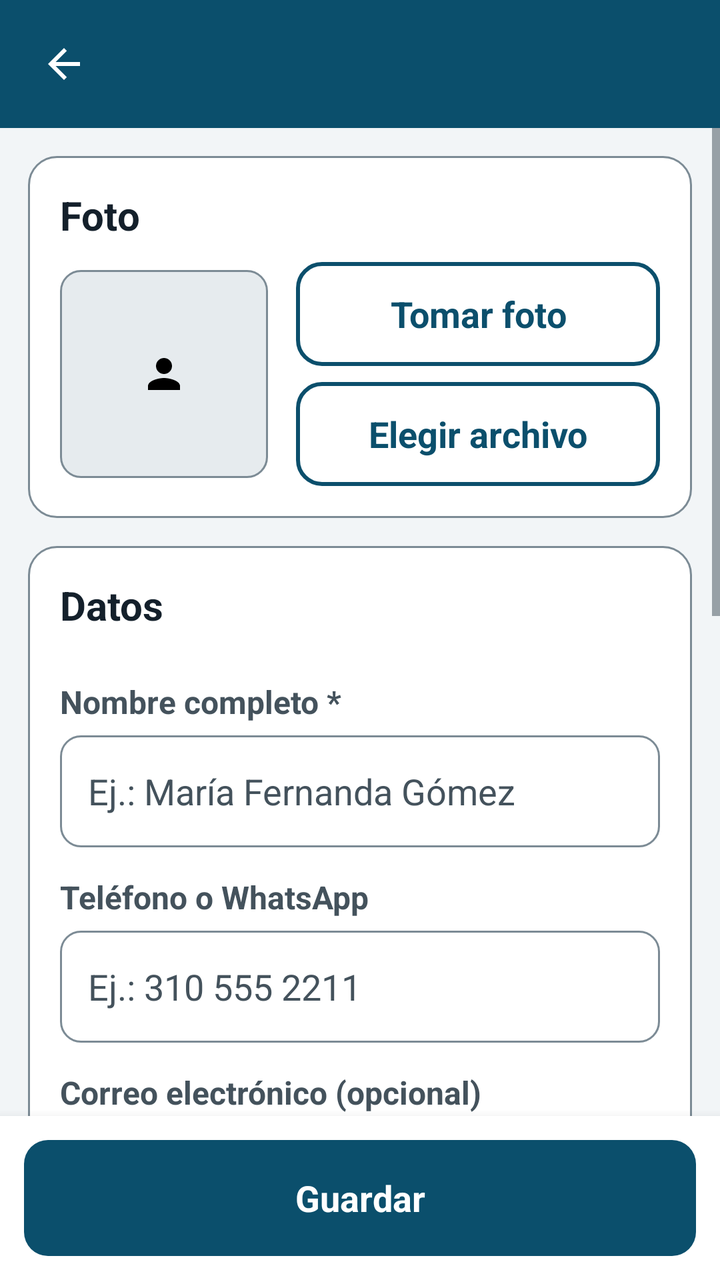
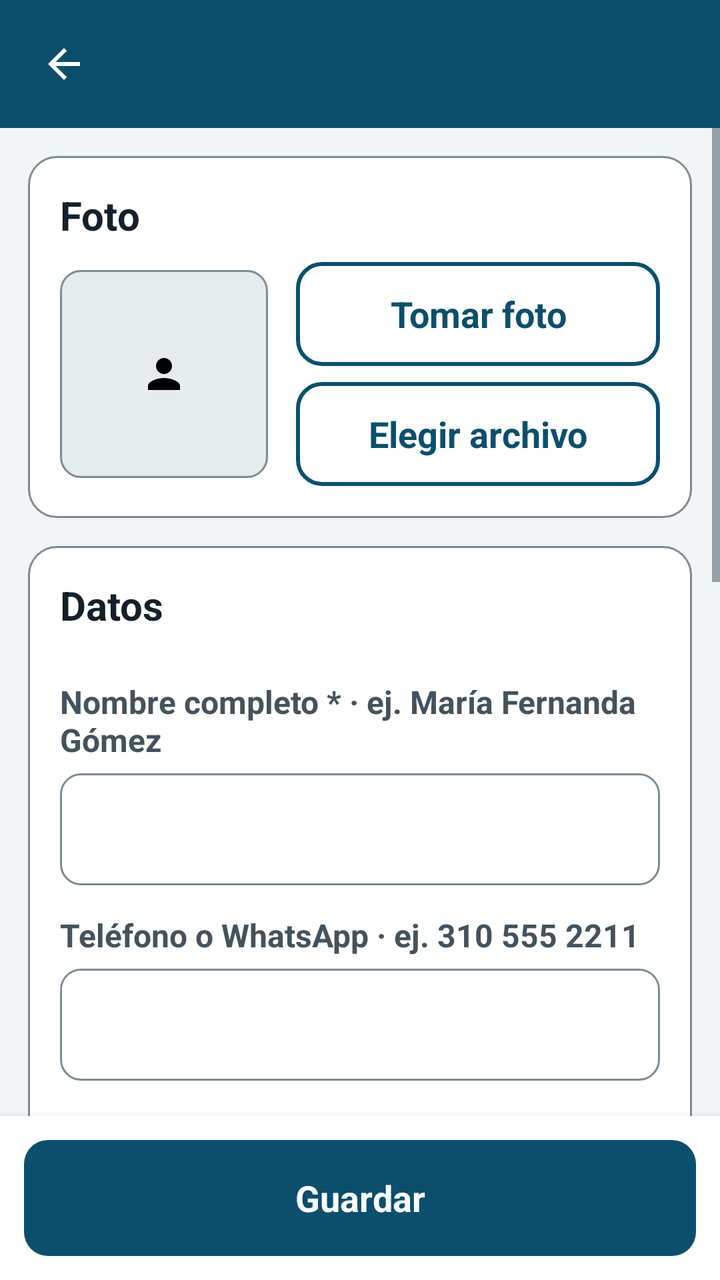

Before-and-after screenshots of an Android layout around one commit, followed by the original layout XML and the change that was made.
<!-- AndroidManifest.xml: application theme Tema -->
<!-- res/layout/activity_persona.xml -->
<?xml version="1.0" encoding="utf-8"?>
<LinearLayout xmlns:android="http://schemas.android.com/apk/res/android"
    android:layout_width="match_parent"
    android:layout_height="match_parent"
    android:orientation="vertical"
    android:background="@color/fondo">

    <include layout="@layout/barra_superior" />

    <ScrollView
android:id="@+id/scrollForm"
        android:layout_width="match_parent"
        android:layout_height="0dp"
        android:layout_weight="1"
        android:fillViewport="true">

        <LinearLayout
            android:layout_width="match_parent"
            android:layout_height="wrap_content"
            android:orientation="vertical"
            android:paddingLeft="14dp"
            android:paddingRight="14dp"
            android:paddingTop="14dp"
            android:paddingBottom="22dp">

            <LinearLayout
                style="@style/Tarjeta"
                android:layout_width="match_parent"
                android:layout_height="wrap_content">

                <TextView
                    style="@style/TituloSeccion"
                    android:layout_width="match_parent"
                    android:layout_height="wrap_content"
                    android:text="Foto" />

                <LinearLayout
                    android:layout_width="match_parent"
                    android:layout_height="wrap_content"
                    android:orientation="horizontal"
                    android:gravity="center_vertical">

                    <ImageView
                        android:id="@+id/imgPersona"
                        android:layout_width="104dp"
                        android:layout_height="104dp"
                        android:background="@drawable/fondo_foto"
                        android:padding="12dp"
                        android:scaleType="centerInside"
                        android:src="@drawable/ic_persona"
                        android:contentDescription="Foto" />

                    <LinearLayout
                        android:layout_width="0dp"
                        android:layout_height="wrap_content"
                        android:layout_weight="1"
                        android:layout_marginStart="14dp"
                        android:orientation="vertical">

                        <Button
                            android:id="@+id/btnTomarFoto"
                            style="@style/BotonSecundario"
                            android:layout_width="match_parent"
                            android:layout_height="wrap_content"
                            android:minHeight="52dp"
                            android:text="Tomar foto" />

                        <Button
                            android:id="@+id/btnElegirFoto"
                            style="@style/BotonSecundario"
                            android:layout_width="match_parent"
                            android:layout_height="wrap_content"
                            android:layout_marginTop="8dp"
                            android:minHeight="52dp"
                            android:text="Elegir archivo" />

                        <Button
                            android:id="@+id/btnQuitarFoto"
                            style="@style/BotonTexto"
                            android:layout_width="match_parent"
                            android:layout_height="wrap_content"
                            android:text="Quitar foto"
                            android:visibility="gone" />
                    </LinearLayout>
                </LinearLayout>
            </LinearLayout>

            <LinearLayout
                style="@style/Tarjeta"
                android:layout_width="match_parent"
                android:layout_height="wrap_content">

                <TextView
                    style="@style/TituloSeccion"
                    android:layout_width="match_parent"
                    android:layout_height="wrap_content"
                    android:text="Datos" />

                <TextView
                    android:id="@+id/lblNombre"
                    style="@style/Etiqueta"
                    android:layout_width="match_parent"
                    android:layout_height="wrap_content"
                    android:labelFor="@+id/etNombre"
                    android:text="Nombre completo *" />

                <EditText
                    android:id="@+id/etNombre"
                    style="@style/Campo"
                    android:layout_width="match_parent"
                    android:layout_height="wrap_content"
                    android:hint="Ej.: María Fernanda Gómez"
                    android:inputType="textCapWords" />

                <TextView
                    android:id="@+id/lblContacto"
                    style="@style/Etiqueta"
                    android:layout_width="match_parent"
                    android:layout_height="wrap_content"
                    android:labelFor="@+id/etContacto"
                    android:text="Persona de contacto"
                    android:visibility="gone" />

                <EditText
                    android:id="@+id/etContacto"
                    style="@style/Campo"
                    android:layout_width="match_parent"
                    android:layout_height="wrap_content"
                    android:hint="Ej.: Jorge Ruiz"
                    android:inputType="textCapWords"
                    android:visibility="gone" />

                <TextView
                    style="@style/Etiqueta"
                    android:layout_width="match_parent"
                    android:layout_height="wrap_content"
                    android:labelFor="@+id/etTelefono"
                    android:text="Teléfono o WhatsApp" />

                <EditText
                    android:id="@+id/etTelefono"
                    style="@style/Campo"
                    android:layout_width="match_parent"
                    android:layout_height="wrap_content"
                    android:hint="Ej.: 310 555 2211"
                    android:inputType="phone" />

                <TextView
                    style="@style/Etiqueta"
                    android:layout_width="match_parent"
                    android:layout_height="wrap_content"
                    android:labelFor="@+id/etCorreo"
                    android:text="Correo electrónico (opcional)" />

                <EditText
                    android:id="@+id/etCorreo"
                    style="@style/Campo"
                    android:layout_width="match_parent"
                    android:layout_height="wrap_content"
                    android:hint="Ej.: nombre@correo.com"
                    android:inputType="textEmailAddress" />

                <TextView
                    style="@style/Etiqueta"
                    android:layout_width="match_parent"
                    android:layout_height="wrap_content"
                    android:labelFor="@+id/etDireccion"
                    android:text="Dirección (opcional)" />

                <EditText
                    android:id="@+id/etDireccion"
                    style="@style/Campo"
                    android:layout_width="match_parent"
                    android:layout_height="wrap_content"
                    android:hint="Ej.: Calle 45 #12-30, Bogotá"
                    android:inputType="textPostalAddress" />

                <TextView
                    android:id="@+id/lblCupo"
                    style="@style/Etiqueta"
                    android:layout_width="match_parent"
                    android:layout_height="wrap_content"
                    android:labelFor="@+id/etCupo"
                    android:text="Cupo de fiado (COP)" />

                <EditText
                    android:id="@+id/etCupo"
                    style="@style/Campo"
                    android:layout_width="match_parent"
                    android:layout_height="wrap_content"
                    android:hint="0 = sin límite"
                    android:inputType="number" />

                <TextView
                    android:id="@+id/ayudaCupo"
                    style="@style/Ayuda"
                    android:layout_width="match_parent"
                    android:layout_height="wrap_content"
                    android:text="Máximo que puedes fiar a este cliente. La app avisa si una venta a crédito supera el cupo." />

                <TextView
                    style="@style/Etiqueta"
                    android:layout_width="match_parent"
                    android:layout_height="wrap_content"
                    android:labelFor="@+id/etNotas"
                    android:text="Notas (opcional)" />

                <EditText
                    android:id="@+id/etNotas"
                    style="@style/CampoMultilinea"
                    android:layout_width="match_parent"
                    android:layout_height="wrap_content"
                    android:hint="Preferencias, acuerdos de pago, observaciones…"
                    android:inputType="textCapSentences|textMultiLine" />
            </LinearLayout>

            <Button
                android:id="@+id/btnEliminar"
                style="@style/BotonPeligro"
                android:layout_width="match_parent"
                android:layout_height="wrap_content"
                android:text="Eliminar"
                android:visibility="gone" />
        </LinearLayout>
    </ScrollView>

    <LinearLayout
        android:layout_width="match_parent"
        android:layout_height="wrap_content"
        android:background="@color/superficie"
        android:elevation="8dp"
        android:padding="12dp">

        <Button
            android:id="@+id/btnGuardar"
            style="@style/BotonPrimario"
            android:layout_width="match_parent"
            android:layout_height="wrap_content"
            android:text="Guardar" />
    </LinearLayout>
</LinearLayout>
<!-- res/layout/barra_superior.xml (included above) -->
<?xml version="1.0" encoding="utf-8"?>
<LinearLayout xmlns:android="http://schemas.android.com/apk/res/android"
    android:layout_width="match_parent"
    android:layout_height="wrap_content"
    android:orientation="horizontal"
    android:gravity="center_vertical"
    android:background="?android:attr/colorPrimary"
    android:minHeight="64dp"
    android:paddingLeft="6dp"
    android:paddingRight="12dp"
    android:paddingTop="6dp"
    android:paddingBottom="6dp">

    <ImageButton
        android:id="@+id/btnAtras"
        android:layout_width="52dp"
        android:layout_height="52dp"
        android:background="?android:attr/selectableItemBackgroundBorderless"
        android:src="@drawable/ic_atras"
        android:tint="@color/blanco"
        android:contentDescription="@string/volver"
        android:scaleType="centerInside" />

    <TextView
        android:id="@+id/tituloBarra"
        android:layout_width="0dp"
        android:layout_height="wrap_content"
        android:layout_weight="1"
        android:layout_marginStart="4dp"
        android:textColor="@color/blanco"
        android:textSize="22sp"
        android:textStyle="bold"
        android:maxLines="2"
        android:ellipsize="end" />
</LinearLayout>
<!-- resources referenced by this layout -->
<resources>
  <color name="blanco">#FFFFFF</color>
  <color name="fondo">#F2F5F7</color>
  <color name="superficie">#FFFFFF</color>
  <!-- drawable fondo_foto (drawable) -->
  <?xml version="1.0" encoding="utf-8"?>
  <shape xmlns:android="http://schemas.android.com/apk/res/android">
      <solid android:color="@color/gris_fondo"/>
      <corners android:radius="10dp"/>
      <stroke android:width="1dp" android:color="@color/borde"/>
  </shape>
  <string name="volver">Volver</string>
  <style name="Ayuda">
          <item name="android:textSize">15sp</item>
          <item name="android:textColor">@color/texto_secundario</item>
          <item name="android:layout_marginTop">4dp</item>
      </style>
  <style name="BotonPeligro" parent="BotonPrimario">
          <item name="android:background">@drawable/boton_peligro</item>
          <item name="android:textColor">@color/blanco</item>
      </style>
  <style name="BotonSecundario" parent="BotonPrimario">
          <item name="android:background">@drawable/boton_secundario</item>
          <item name="android:textColor">@color/primario</item>
      </style>
  <style name="CampoMultilinea" parent="Campo">
          <item name="android:singleLine">false</item>
          <item name="android:gravity">top|start</item>
          <item name="android:minHeight">96dp</item>
      </style>
  <style name="Etiqueta">
          <item name="android:textSize">16sp</item>
          <item name="android:textStyle">bold</item>
          <item name="android:textColor">@color/texto_secundario</item>
          <item name="android:layout_marginTop">14dp</item>
          <item name="android:layout_marginBottom">6dp</item>
      </style>
  <style name="Tarjeta">
          <item name="android:background">@drawable/fondo_tarjeta</item>
          <item name="android:padding">16dp</item>
          <item name="android:layout_marginBottom">14dp</item>
          <item name="android:orientation">vertical</item>
      </style>
  <style name="TituloSeccion">
          <item name="android:textSize">20sp</item>
          <item name="android:textStyle">bold</item>
          <item name="android:textColor">@color/texto</item>
          <item name="android:layout_marginBottom">10dp</item>
      </style>
  <style name="Tema" parent="@android:style/Theme.Material.Light.NoActionBar">
          <item name="android:colorPrimary">@color/primario</item>
          <item name="android:colorPrimaryDark">@color/primario_oscuro</item>
          <item name="android:colorAccent">@color/primario</item>
          <item name="android:windowBackground">@color/fondo</item>
          <item name="android:statusBarColor">@color/primario_oscuro</item>
          <item name="android:navigationBarColor">@color/superficie</item>
          <item name="android:windowLightNavigationBar">true</item>
          <item name="android:textColorPrimary">@color/texto</item>
          <item name="android:textColorSecondary">@color/texto_secundario</item>
          <item name="android:textColorHint">@color/texto_secundario</item>
          <item name="android:fontFamily">sans-serif</item>
          <item name="android:windowNoTitle">true</item>
          
      </style>
  <color name="gris_fondo">#E6EBEE</color>
  <color name="borde">#7C8B95</color>
  <color name="texto_secundario">#44525C</color>
  <color name="primario">#0B4F6C</color>
  <color name="texto">#14202B</color>
  <!-- drawable fondo_tarjeta (drawable) -->
  <?xml version="1.0" encoding="utf-8"?>
  <shape xmlns:android="http://schemas.android.com/apk/res/android">
      <solid android:color="@color/superficie"/>
      <corners android:radius="14dp"/>
      <stroke android:width="1dp" android:color="@color/borde"/>
  </shape>
  <color name="primario_oscuro">#073A50</color>
  <color name="error">#A3231C</color>
  <color name="deshabilitado">#8A979F</color>
  <color name="primario_claro">#DCEAF2</color>
  <!-- unchanged entries left out for length: 10 -->
</resources>

<!-- the commit's change to res/layout/activity_persona.xml (unified diff, before → after) -->
@@ -102,14 +102,13 @@ android:id="@+id/scrollForm"
                     android:layout_width="match_parent"
                     android:layout_height="wrap_content"
                     android:labelFor="@+id/etNombre"
-                    android:text="Nombre completo *" />
+                    android:text="Nombre completo * · ej. María Fernanda Gómez" />
 
                 <EditText
                     android:id="@+id/etNombre"
                     style="@style/Campo"
                     android:layout_width="match_parent"
                     android:layout_height="wrap_content"
-                    android:hint="Ej.: María Fernanda Gómez"
                     android:inputType="textCapWords" />
 
                 <TextView
@@ -118,7 +117,7 @@ android:id="@+id/scrollForm"
                     android:layout_width="match_parent"
                     android:layout_height="wrap_content"
                     android:labelFor="@+id/etContacto"
-                    android:text="Persona de contacto"
+                    android:text="Persona de contacto · ej. Jorge Ruiz"
                     android:visibility="gone" />
 
                 <EditText
@@ -126,7 +125,6 @@ android:id="@+id/scrollForm"
                     style="@style/Campo"
                     android:layout_width="match_parent"
                     android:layout_height="wrap_content"
-                    android:hint="Ej.: Jorge Ruiz"
                     android:inputType="textCapWords"
                     android:visibility="gone" />
 
@@ -135,14 +133,13 @@ android:id="@+id/scrollForm"
                     android:layout_width="match_parent"
                     android:layout_height="wrap_content"
                     android:labelFor="@+id/etTelefono"
-                    android:text="Teléfono o WhatsApp" />
+                    android:text="Teléfono o WhatsApp · ej. 310 555 2211" />
 
                 <EditText
                     android:id="@+id/etTelefono"
                     style="@style/Campo"
                     android:layout_width="match_parent"
                     android:layout_height="wrap_content"
-                    android:hint="Ej.: 310 555 2211"
                     android:inputType="phone" />
 
                 <TextView
@@ -150,14 +147,13 @@ android:id="@+id/scrollForm"
                     android:layout_width="match_parent"
                     android:layout_height="wrap_content"
                     android:labelFor="@+id/etCorreo"
-                    android:text="Correo electrónico (opcional)" />
+                    android:text="Correo electrónico (opcional) · ej. nombre@correo.com" />
 
                 <EditText
                     android:id="@+id/etCorreo"
                     style="@style/Campo"
                     android:layout_width="match_parent"
                     android:layout_height="wrap_content"
-                    android:hint="Ej.: nombre@correo.com"
                     android:inputType="textEmailAddress" />
 
                 <TextView
@@ -165,14 +161,13 @@ android:id="@+id/scrollForm"
                     android:layout_width="match_parent"
                     android:layout_height="wrap_content"
                     android:labelFor="@+id/etDireccion"
-                    android:text="Dirección (opcional)" />
+                    android:text="Dirección (opcional) · ej. Calle 45 #12-30, Bogotá" />
 
                 <EditText
                     android:id="@+id/etDireccion"
                     style="@style/Campo"
                     android:layout_width="match_parent"
                     android:layout_height="wrap_content"
-                    android:hint="Ej.: Calle 45 #12-30, Bogotá"
                     android:inputType="textPostalAddress" />
 
                 <TextView
@@ -181,14 +176,13 @@ android:id="@+id/scrollForm"
                     android:layout_width="match_parent"
                     android:layout_height="wrap_content"
                     android:labelFor="@+id/etCupo"
-                    android:text="Cupo de fiado (COP)" />
+                    android:text="Cupo de fiado (COP) · 0 = sin límite" />
 
                 <EditText
                     android:id="@+id/etCupo"
                     style="@style/Campo"
                     android:layout_width="match_parent"
                     android:layout_height="wrap_content"
-                    android:hint="0 = sin límite"
                     android:inputType="number" />
 
                 <TextView
@@ -203,14 +197,13 @@ android:id="@+id/scrollForm"
                     android:layout_width="match_parent"
                     android:layout_height="wrap_content"
                     android:labelFor="@+id/etNotas"
-                    android:text="Notas (opcional)" />
+                    android:text="Notas (opcional) · ej. Preferencias y acuerdos de pago" />
 
                 <EditText
                     android:id="@+id/etNotas"
                     style="@style/CampoMultilinea"
                     android:layout_width="match_parent"
                     android:layout_height="wrap_content"
-                    android:hint="Preferencias, acuerdos de pago, observaciones…"
                     android:inputType="textCapSentences|textMultiLine" />
             </LinearLayout>
 
@@ -248,8 +241,8 @@ android:id="@+id/scrollForm"
     android:gravity="center_vertical"
     android:background="?android:attr/colorPrimary"
     android:minHeight="64dp"
-    android:paddingLeft="6dp"
-    android:paddingRight="12dp"
+    android:paddingStart="6dp"
+    android:paddingEnd="12dp"
     android:paddingTop="6dp"
     android:paddingBottom="6dp">
 
<!-- resource entries referenced after the edit -->
@@ -54,8 +54,8 @@
           <item name="android:colorAccent">@color/primario</item>
           <item name="android:windowBackground">@color/fondo</item>
           <item name="android:statusBarColor">@color/primario_oscuro</item>
-          <item name="android:navigationBarColor">@color/superficie</item>
-          <item name="android:windowLightNavigationBar">true</item>
+          
+          <item name="android:navigationBarColor">@color/primario_oscuro</item>
           <item name="android:textColorPrimary">@color/texto</item>
           <item name="android:textColorSecondary">@color/texto_secundario</item>
           <item name="android:textColorHint">@color/texto_secundario</item>
